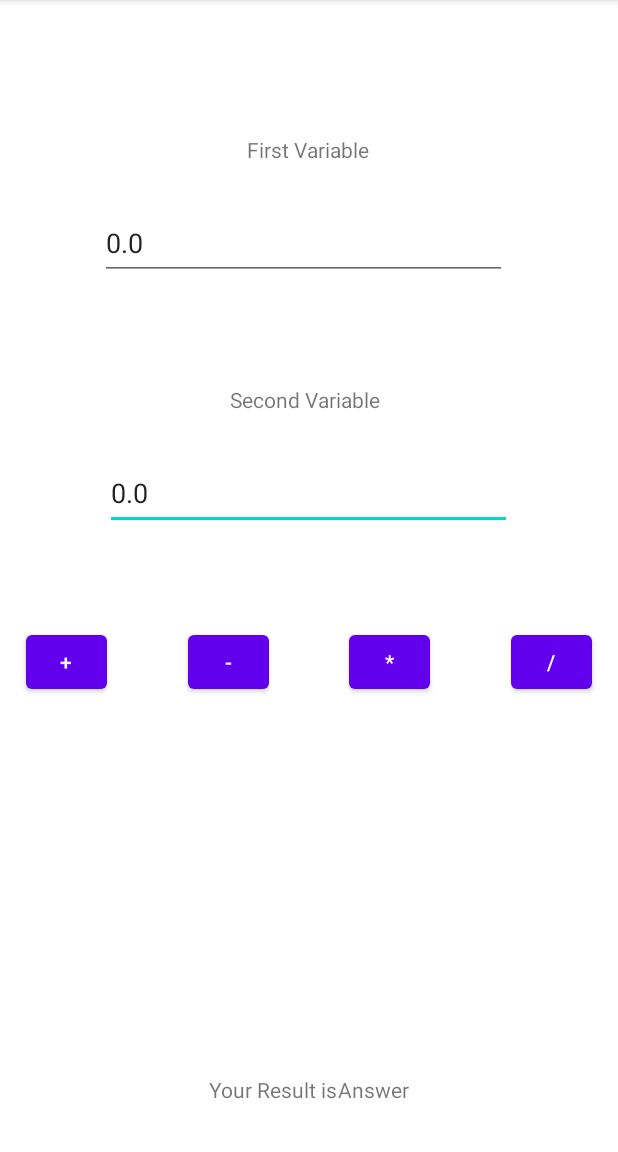
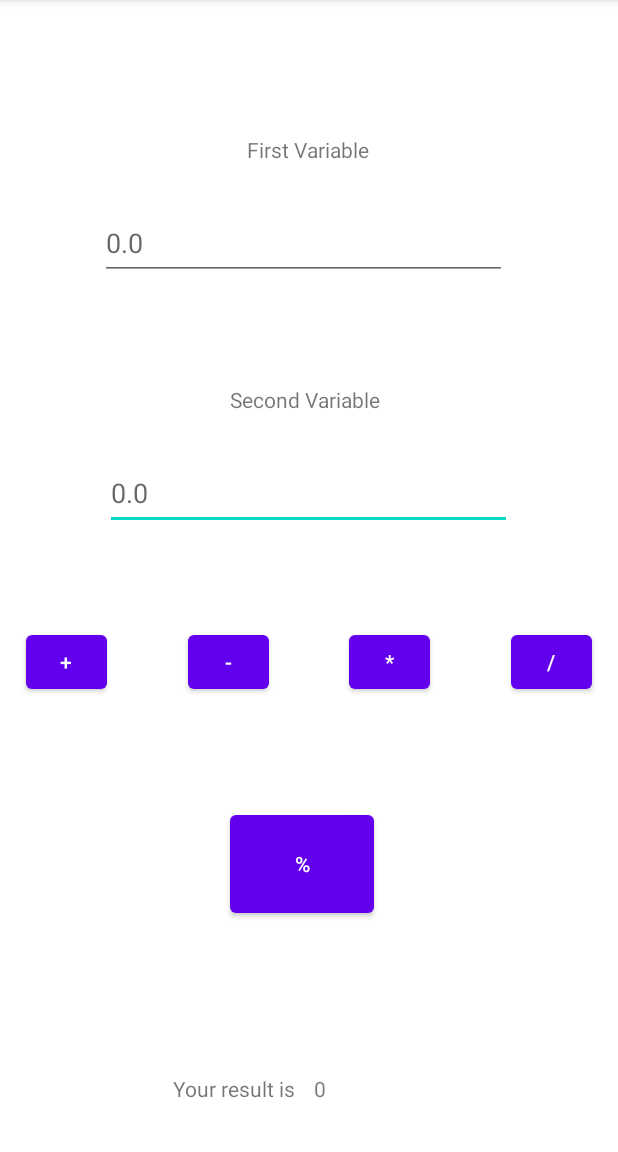
Before and after one commit to XxyXyXyxX/Vicente_Calculator, an Android app: the screen it shows after launch (MainActivity), on a phone screen of 412 x 824 dp, the part 84-1236 px from its top. Run offline under Robolectric (Android 15) with nearby library versions, the phone set to English and light mode, and no system bars.

Commit message:
New Version

```diff
--- a/app/src/main/java/mcm/edu/ph/vicente_calculator/MainActivity.java
+++ b/app/src/main/java/mcm/edu/ph/vicente_calculator/MainActivity.java
@@ -3,12 +3,47 @@ package mcm.edu.ph.vicente_calculator;
 import androidx.appcompat.app.AppCompatActivity;
 
 import android.os.Bundle;
+import android.view.View;
+import android.widget.Button;
+import android.widget.EditText;
+import android.widget.TextView;
 
 public class MainActivity extends AppCompatActivity {
+    TextView Answer;
+    EditText First_Variable, Second_Variable;
 
     @Override
     protected void onCreate(Bundle savedInstanceState) {
         super.onCreate(savedInstanceState);
         setContentView(R.layout.activity_main);
     }
+
+
+    public void Calculator(View v){
+        Answer = (TextView)findViewById(R.id.Answer);
+        First_Variable = (EditText)findViewById(R.id.First_Variable);
+        Second_Variable = (EditText)findViewById(R.id.Second_Variable);
+        float Num1 = Float.parseFloat(First_Variable.getText().toString());
+        float Num2 = Float.parseFloat(Second_Variable.getText().toString());
+        float result = 0;
+        switch (v.getId())
+        {
+            case R.id.Add:
+                result = Num1 + Num2;
+                break;
+            case R.id.Subtract:
+                result = Num1 - Num2;
+                break;
+            case R.id.Multiply:
+                result = Num1 * Num2;
+                break;
+            case R.id.Divide:
+                result = Num1 / Num2;
+                break;
+            case R.id.Remainder:
+                result = Num1 % Num2;
+        }
+        Answer.setText(Float.toString(result));
+
+    }
 }
--- a/app/src/main/res/layout/activity_main.xml
+++ b/app/src/main/res/layout/activity_main.xml
@@ -9,57 +9,75 @@
     tools:layout_editor_absoluteY="0dp">
 
     <Button
-        android:id="@+id/button2"
+        android:id="@+id/Add"
         android:layout_width="54dp"
         android:layout_height="48dp"
         android:layout_marginTop="64dp"
+        android:onClick="Calculator"
         android:text="+"
-        app:layout_constraintEnd_toStartOf="@+id/button11"
+        app:layout_constraintEnd_toStartOf="@+id/Subtract"
         app:layout_constraintHorizontal_bias="0.5"
         app:layout_constraintStart_toStartOf="parent"
-        app:layout_constraintTop_toBottomOf="@+id/editTextNumberDecimal" />
+        app:layout_constraintTop_toBottomOf="@+id/Second_Variable" />
 
     <Button
-        android:id="@+id/button9"
+        android:id="@+id/Remainder"
+        android:layout_width="96dp"
+        android:layout_height="77dp"
+        android:layout_marginTop="184dp"
+        android:layout_marginEnd="92dp"
+        android:onClick="Calculator"
+        android:text="%"
+        app:layout_constraintBottom_toBottomOf="parent"
+        app:layout_constraintEnd_toEndOf="@+id/Second_Variable"
+        app:layout_constraintTop_toBottomOf="@+id/Second_Variable"
+        app:layout_constraintVertical_bias="0.0" />
+
+    <Button
+        android:id="@+id/Multiply"
         android:layout_width="54dp"
         android:layout_height="48dp"
         android:layout_marginStart="36dp"
+        android:onClick="Calculator"
         android:text="*"
-        app:layout_constraintEnd_toStartOf="@+id/button10"
+        app:layout_constraintEnd_toStartOf="@+id/Divide"
         app:layout_constraintHorizontal_bias="0.5"
-        app:layout_constraintStart_toEndOf="@+id/button11"
-        app:layout_constraintTop_toTopOf="@+id/button11" />
+        app:layout_constraintStart_toEndOf="@+id/Subtract"
+        app:layout_constraintTop_toTopOf="@+id/Subtract" />
 
     <Button
-        android:id="@+id/button11"
+        android:id="@+id/Subtract"
         android:layout_width="54dp"
         android:layout_height="48dp"
         android:layout_marginStart="36dp"
+        android:onClick="Calculator"
         android:text="-"
-        app:layout_constraintEnd_toStartOf="@+id/button9"
+        app:layout_constraintEnd_toStartOf="@+id/Multiply"
         app:layout_constraintHorizontal_bias="0.5"
-        app:layout_constraintStart_toEndOf="@+id/button2"
-        app:layout_constraintTop_toTopOf="@+id/button2" />
+        app:layout_constraintStart_toEndOf="@+id/Add"
+        app:layout_constraintTop_toTopOf="@+id/Add" />
 
     <Button
-        android:id="@+id/button10"
+        android:id="@+id/Divide"
         android:layout_width="54dp"
         android:layout_height="48dp"
         android:layout_marginStart="36dp"
+        android:onClick="Calculator"
         android:text="/"
         app:layout_constraintEnd_toEndOf="parent"
         app:layout_constraintHorizontal_bias="0.5"
-        app:layout_constraintStart_toEndOf="@+id/button9"
-        app:layout_constraintTop_toTopOf="@+id/button9" />
+        app:layout_constraintStart_toEndOf="@+id/Multiply"
+        app:layout_constraintTop_toTopOf="@+id/Multiply" />
 
     <EditText
-        android:id="@+id/editTextNumberDecimal"
+        android:id="@+id/Second_Variable"
         android:layout_width="271dp"
         android:layout_height="49dp"
         android:layout_marginTop="28dp"
         android:ems="10"
+        android:hint="0.0"
         android:inputType="numberDecimal"
-        android:text="0.0"
+        android:text=""
         app:layout_constraintBottom_toBottomOf="parent"
         app:layout_constraintEnd_toEndOf="@+id/textView3"
         app:layout_constraintHorizontal_bias="0.488"
@@ -68,21 +86,22 @@
         app:layout_constraintVertical_bias="0.0" />
 
     <EditText
-        android:id="@+id/editTextNumberDecimal2"
+        android:id="@+id/First_Variable"
         android:layout_width="271dp"
         android:layout_height="49dp"
         android:ems="10"
+        android:hint="0.0"
         android:inputType="numberDecimal"
-        android:text="0.0"
+        android:text=""
         app:layout_constraintBottom_toBottomOf="parent"
-        app:layout_constraintEnd_toEndOf="@+id/textView2"
+        app:layout_constraintEnd_toEndOf="@+id/FirstVariable"
         app:layout_constraintHorizontal_bias="0.516"
-        app:layout_constraintStart_toStartOf="@+id/textView2"
-        app:layout_constraintTop_toBottomOf="@+id/textView2"
+        app:layout_constraintStart_toStartOf="@+id/FirstVariable"
+        app:layout_constraintTop_toBottomOf="@+id/FirstVariable"
         app:layout_constraintVertical_bias="0.046" />
 
     <TextView
-        android:id="@+id/textView2"
+        android:id="@+id/FirstVariable"
         android:layout_width="wrap_content"
         android:layout_height="wrap_content"
         android:text="First Variable"
@@ -102,29 +121,28 @@
         app:layout_constraintEnd_toEndOf="parent"
         app:layout_constraintHorizontal_bias="0.492"
         app:layout_constraintStart_toStartOf="parent"
-        app:layout_constraintTop_toBottomOf="@+id/editTextNumberDecimal2"
+        app:layout_constraintTop_toBottomOf="@+id/First_Variable"
         app:layout_constraintVertical_bias="0.124" />
 
     <TextView
-        android:id="@+id/textView4"
-        android:layout_width="wrap_content"
-        android:layout_height="wrap_content"
-        android:text="Answer"
-        app:layout_constraintEnd_toEndOf="parent"
-        app:layout_constraintHorizontal_bias="0.5"
+        android:id="@+id/Answer"
+        style="@style/Answer"
+        android:layout_width="135dp"
+        android:layout_height="23dp"
+        android:text="0"
         app:layout_constraintStart_toEndOf="@+id/textView"
         app:layout_constraintTop_toTopOf="@+id/textView" />
 
     <TextView
         android:id="@+id/textView"
-        android:layout_width="wrap_content"
-        android:layout_height="wrap_content"
-        android:layout_marginBottom="32dp"
-        android:text="Your Result is"
+        android:layout_width="94dp"
+        android:layout_height="22dp"
+        android:text="Your result is "
         app:layout_constraintBottom_toBottomOf="parent"
-        app:layout_constraintEnd_toStartOf="@+id/textView4"
-        app:layout_constraintHorizontal_bias="0.5"
-        app:layout_constraintHorizontal_chainStyle="packed"
-        app:layout_constraintStart_toStartOf="parent" />
+        app:layout_constraintEnd_toEndOf="parent"
+        app:layout_constraintHorizontal_bias="0.362"
+        app:layout_constraintStart_toStartOf="parent"
+        app:layout_constraintTop_toTopOf="parent"
+        app:layout_constraintVertical_bias="0.96" />
 
 </androidx.constraintlayout.widget.ConstraintLayout>
```
